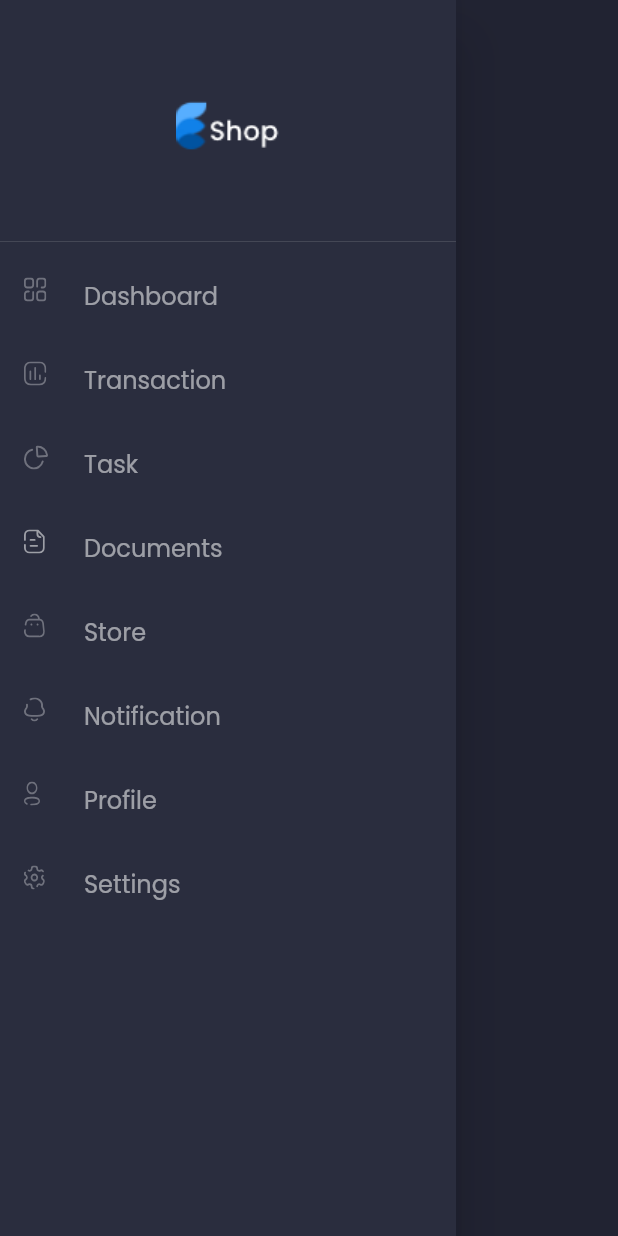
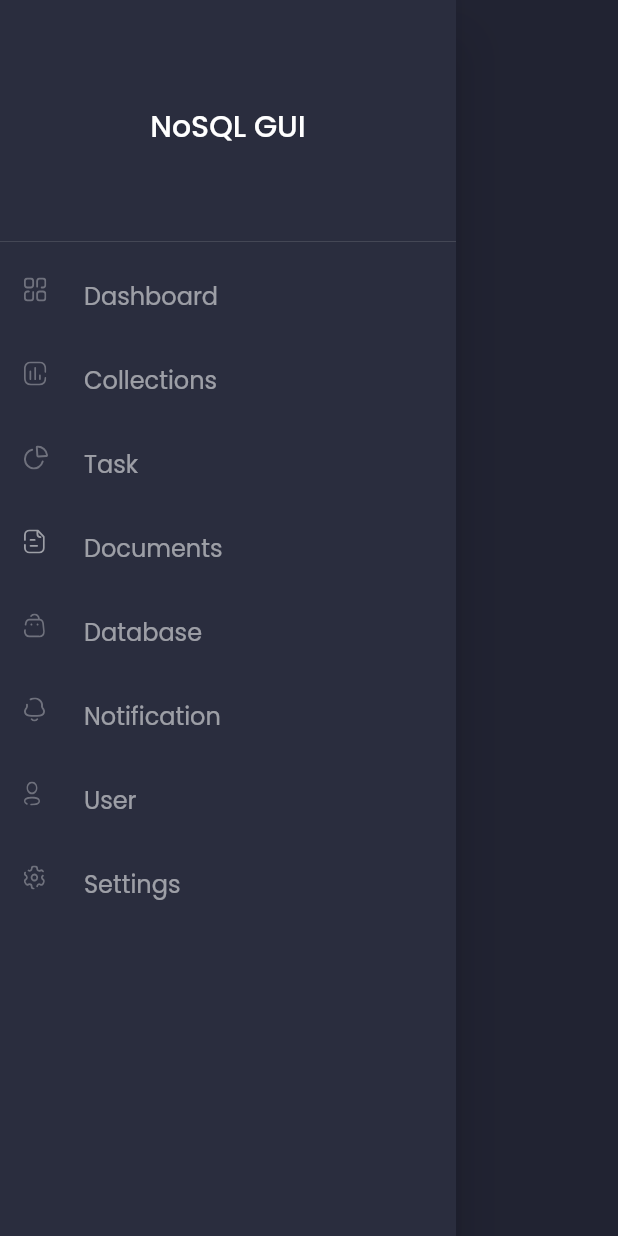
Before and after one commit to seemantshekhar43/nosql_gui, a Flutter app: the SideMenu widget shown alone on an empty page, opened directly, on a phone screen of 412 x 824 dp. Run offline on Flutter 3.47's test engine with Material 2 defaults, Android fonts, the light colour scheme and no system bars; our stand-ins replace data_table_2, fl_chart, flutter_svg, google_fonts; missing offline and left inert: advanced_datatable; statements that could not run were skipped.

Commit message:
udpated side bar

```diff
--- a/lib/screens/main/components/side_menu.dart
+++ b/lib/screens/main/components/side_menu.dart
@@ -12,7 +12,7 @@ class SideMenu extends StatelessWidget {
       child: ListView(
         children: [
           DrawerHeader(
-            child: Image.asset("assets/images/logo.png"),
+            child: Center(child: Text("NoSQL GUI",style: TextStyle(fontSize: 20),)),
           ),
           DrawerListTile(
             title: "Dashboard",
@@ -20,7 +20,7 @@ class SideMenu extends StatelessWidget {
             press: () {},
           ),
           DrawerListTile(
-            title: "Transaction",
+            title: "Collections",
             svgSrc: "assets/icons/menu_tran.svg",
             press: () {},
           ),
@@ -35,7 +35,7 @@ class SideMenu extends StatelessWidget {
             press: () {},
           ),
           DrawerListTile(
-            title: "Store",
+            title: "Database",
             svgSrc: "assets/icons/menu_store.svg",
             press: () {},
           ),
@@ -45,7 +45,7 @@ class SideMenu extends StatelessWidget {
             press: () {},
           ),
           DrawerListTile(
-            title: "Profile",
+            title: "User",
             svgSrc: "assets/icons/menu_profile.svg",
             press: () {},
           ),
```
